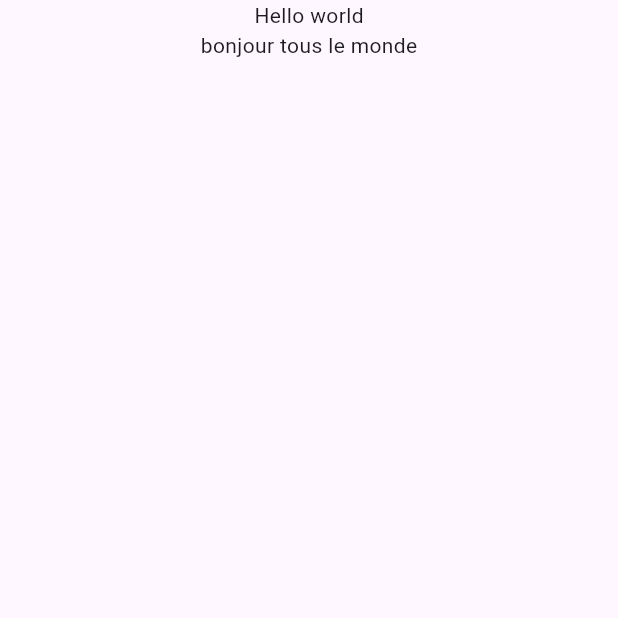
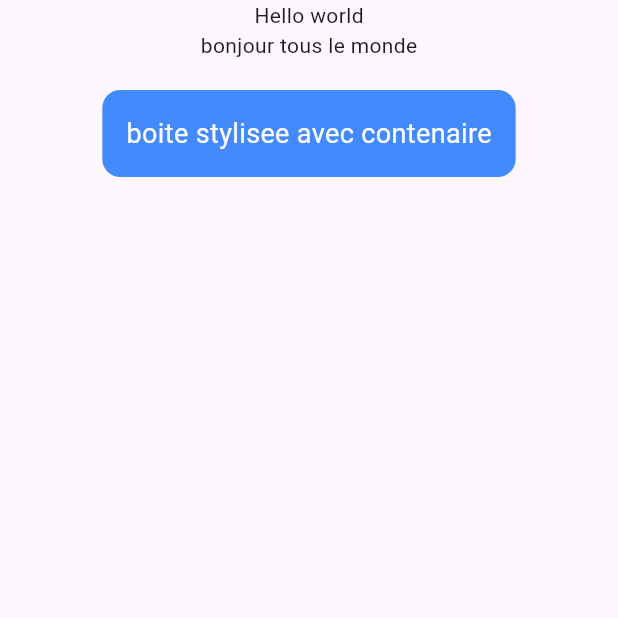
Before and after one commit to hamza-tinhinan/atelier02-flutter, a Flutter app: the screen it shows after launch, on a phone screen of 412 x 824 dp, the top half of it. Run offline on Flutter 3.47's test engine with Material 3 defaults, Android fonts, the phone set to English and light mode, and no system bars.

Commit message:
Etape 3 : Ajout Container stylise

```diff
--- a/lib/main.dart
+++ b/lib/main.dart
@@ -15,7 +15,20 @@ class MainApp extends StatelessWidget {
          child: Column(
          children: [
           Text('Hello world'),
-          Text('bonjour tous le monde')
+          Text('bonjour tous le monde'),
+          Container(
+            margin: EdgeInsets.all(20),
+            padding: EdgeInsets.all(16),
+            decoration: BoxDecoration(
+              color: Colors.blueAccent,
+              borderRadius: BorderRadius.circular(12),
+            ),
+            child: Text(
+              'boite stylisee avec contenaire',
+              style: TextStyle(color:Colors.white, fontSize: 18),
+
+            ),
+          )
          ],
          ),
         ),
```
